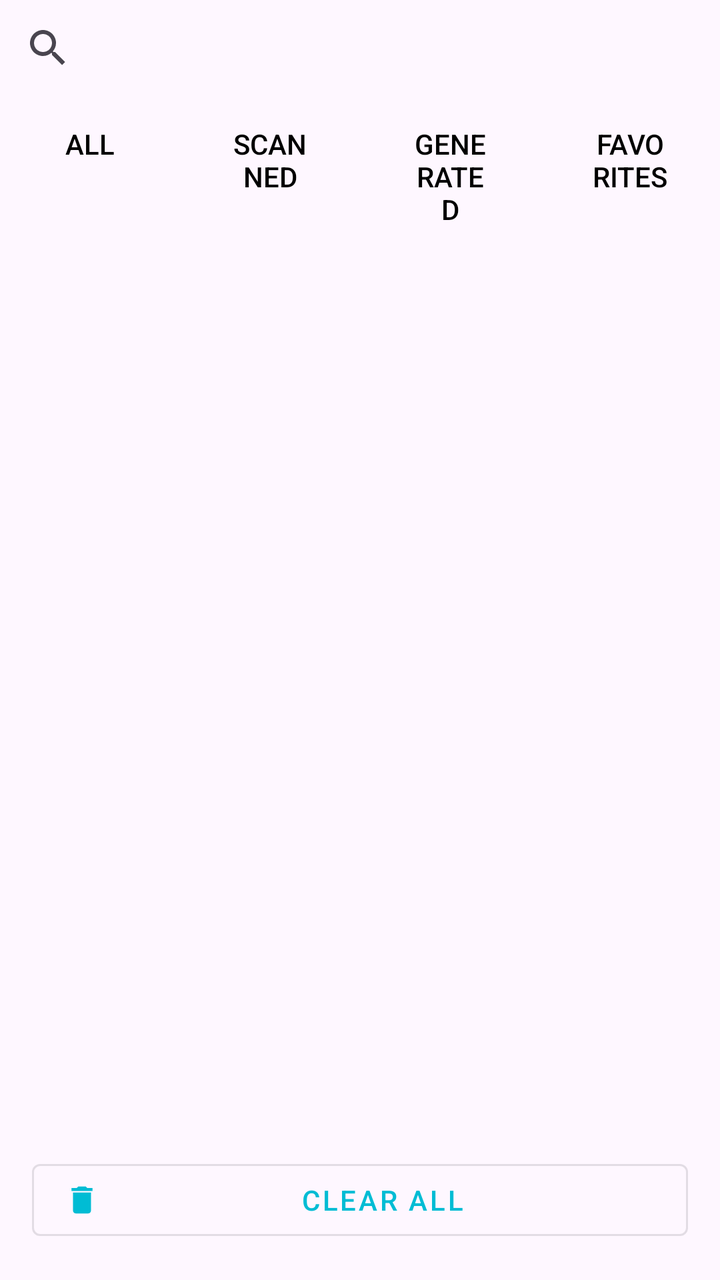
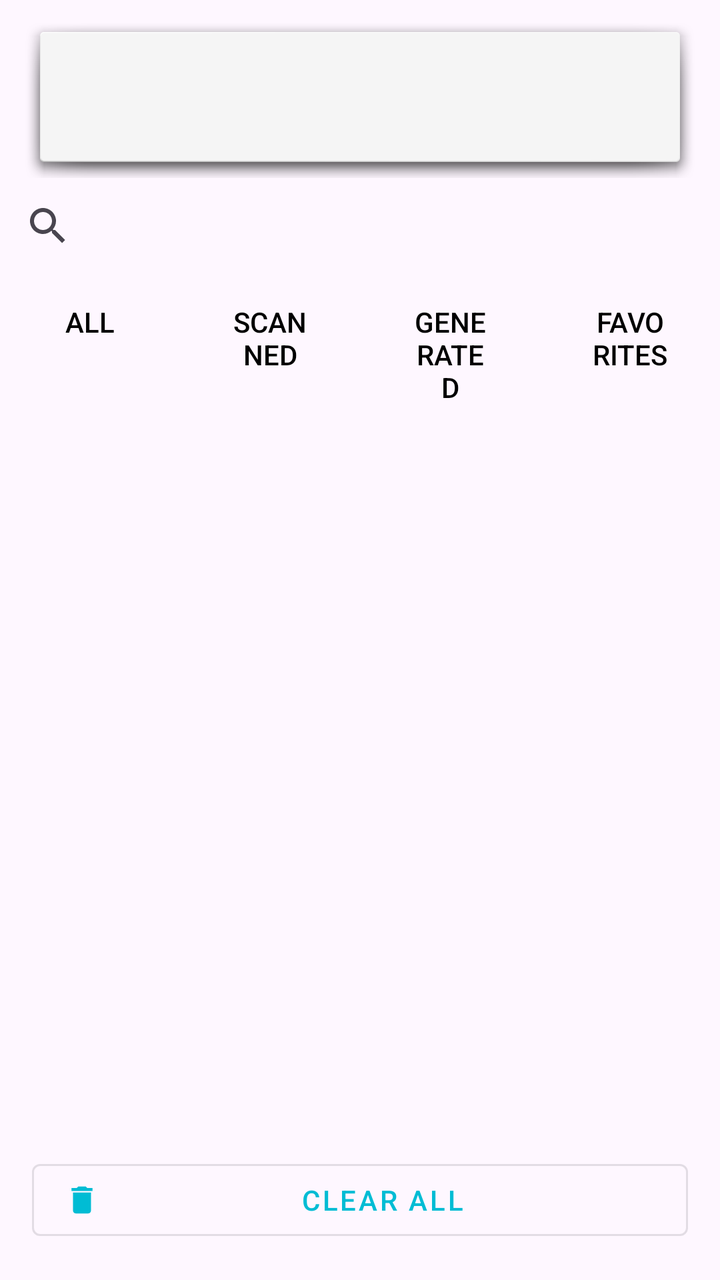

Screens rendered from an Android XML layout before and after an edit, with the pre-edit source and the edit as a unified diff.
<!-- AndroidManifest.xml: application theme Theme.QRCodeSimple -->
<!-- res/layout/fragment_history_list.xml -->
<?xml version="1.0" encoding="utf-8"?>
<LinearLayout xmlns:android="http://schemas.android.com/apk/res/android"
    xmlns:app="http://schemas.android.com/apk/res-auto"
    android:layout_width="match_parent"
    android:layout_height="match_parent"
    android:orientation="vertical">

    
    <androidx.appcompat.widget.SearchView
        android:id="@+id/searchView"
        android:layout_width="match_parent"
        android:layout_height="wrap_content"
        android:queryHint="Search history..." />

    
    <LinearLayout
        android:id="@+id/filterTabLayout"
        android:layout_width="match_parent"
        android:layout_height="wrap_content"
        android:orientation="horizontal">

        <Button
            android:id="@+id/btnFilterAll"
            android:layout_width="0dp"
            android:layout_height="wrap_content"
            android:layout_weight="1"
            android:text="@string/all"
            style="?android:attr/borderlessButtonStyle" />

        <Button
            android:id="@+id/btnFilterScanned"
            android:layout_width="0dp"
            android:layout_height="wrap_content"
            android:layout_weight="1"
            android:text="@string/scanned"
            style="?android:attr/borderlessButtonStyle" />

        <Button
            android:id="@+id/btnFilterGenerated"
            android:layout_width="0dp"
            android:layout_height="wrap_content"
            android:layout_weight="1"
            android:text="@string/generated"
            style="?android:attr/borderlessButtonStyle" />

        <Button
            android:id="@+id/btnFilterFavorite"
            android:layout_width="0dp"
            android:layout_height="wrap_content"
            android:layout_weight="1"
            android:text="@string/chip_favorites"
            style="?android:attr/borderlessButtonStyle" />

    </LinearLayout>

    
    <HorizontalScrollView
        android:layout_width="match_parent"
        android:layout_height="wrap_content"
        android:scrollbars="none">

        <com.google.android.material.chip.ChipGroup
            android:id="@+id/chipGroupTags"
            android:layout_width="wrap_content"
            android:layout_height="wrap_content"
            android:paddingStart="8dp"
            android:paddingEnd="8dp"
            android:paddingTop="4dp"
            android:paddingBottom="4dp"
            app:singleSelection="true" />
    </HorizontalScrollView>

    
    <androidx.recyclerview.widget.RecyclerView
        android:id="@+id/recyclerView"
        android:layout_width="match_parent"
        android:layout_height="0dp"
        android:layout_weight="1" />

    
    <TextView
        android:id="@+id/tvEmpty"
        android:layout_width="match_parent"
        android:layout_height="match_parent"
        android:gravity="center"
        android:text="@string/no_history"
        android:textSize="16sp"
        android:visibility="gone" />

    
    <com.google.android.material.button.MaterialButton
        android:id="@+id/btnClearAll"
        android:layout_width="match_parent"
        android:layout_height="wrap_content"
        android:layout_margin="16dp"
        android:text="@string/clear_all"
        style="@style/Widget.MaterialComponents.Button.OutlinedButton"
        app:icon="@drawable/ic_delete" />

</LinearLayout>
<!-- resources referenced by this layout -->
<resources>
  <!-- drawable ic_delete (drawable) -->
  <vector xmlns:android="http://schemas.android.com/apk/res/android"
      android:width="24dp"
      android:height="24dp"
      android:viewportWidth="24"
      android:viewportHeight="24"
      android:tint="?attr/colorControlNormal">
      <path
          android:fillColor="@android:color/white"
          android:pathData="M6,19c0,1.1 0.9,2 2,2h8c1.1,0 2,-0.9 2,-2V7H6v12zM19,4h-3.5l-1,-1h-5l-1,1H5v2h14V4z" />
  </vector>
  <string name="all">All</string>
  <string name="chip_favorites">Favorites</string>
  <string name="clear_all">Clear All</string>
  <string name="generated">Generated</string>
  <string name="no_history">No history yet</string>
  <string name="scanned">Scanned</string>
  <style name="Theme.QRCodeSimple" parent="Theme.Material3.DayNight.NoActionBar">
          <item name="colorPrimary">@color/cyan_500</item>
          <item name="colorPrimaryVariant">@color/cyan_700</item>
          <item name="colorOnPrimary">@color/black</item>
          <item name="colorSecondary">@color/teal_200</item>
          <item name="colorSecondaryVariant">@color/teal_700</item>
          <item name="colorOnSecondary">@color/black</item>
          <item name="android:statusBarColor">?attr/colorPrimaryVariant</item>
      </style>
  <color name="cyan_500">#FF00BCD4</color>
  <color name="cyan_700">#FF0097A7</color>
  <color name="black">#FF000000</color>
  <color name="teal_200">#FF03DAC5</color>
  <color name="teal_700">#FF018786</color>
</resources>

<!-- the commit's change to res/layout/fragment_history_list.xml (unified diff, before → after) -->
@@ -4,6 +4,40 @@
     android:layout_width="match_parent"
     android:layout_height="match_parent"
     android:orientation="vertical">
+
+    
+    <LinearLayout
+        android:id="@+id/statsCard"
+        android:layout_width="match_parent"
+        android:layout_height="wrap_content"
+        android:orientation="vertical"
+        android:padding="12dp"
+        android:layout_marginStart="12dp"
+        android:layout_marginEnd="12dp"
+        android:layout_marginTop="8dp"
+        android:background="@android:drawable/dialog_holo_light_frame">
+
+        <TextView
+            android:id="@+id/tvStats7d"
+            android:layout_width="wrap_content"
+            android:layout_height="wrap_content"
+            android:textSize="14sp" />
+
+        <TextView
+            android:id="@+id/tvStats30d"
+            android:layout_width="wrap_content"
+            android:layout_height="wrap_content"
+            android:textSize="14sp" />
+
+        <TextView
+            android:id="@+id/tvStatsTop"
+            android:layout_width="match_parent"
+            android:layout_height="wrap_content"
+            android:textSize="14sp"
+            android:maxLines="2"
+            android:ellipsize="end" />
+
+    </LinearLayout>
 
     
     <androidx.appcompat.widget.SearchView
